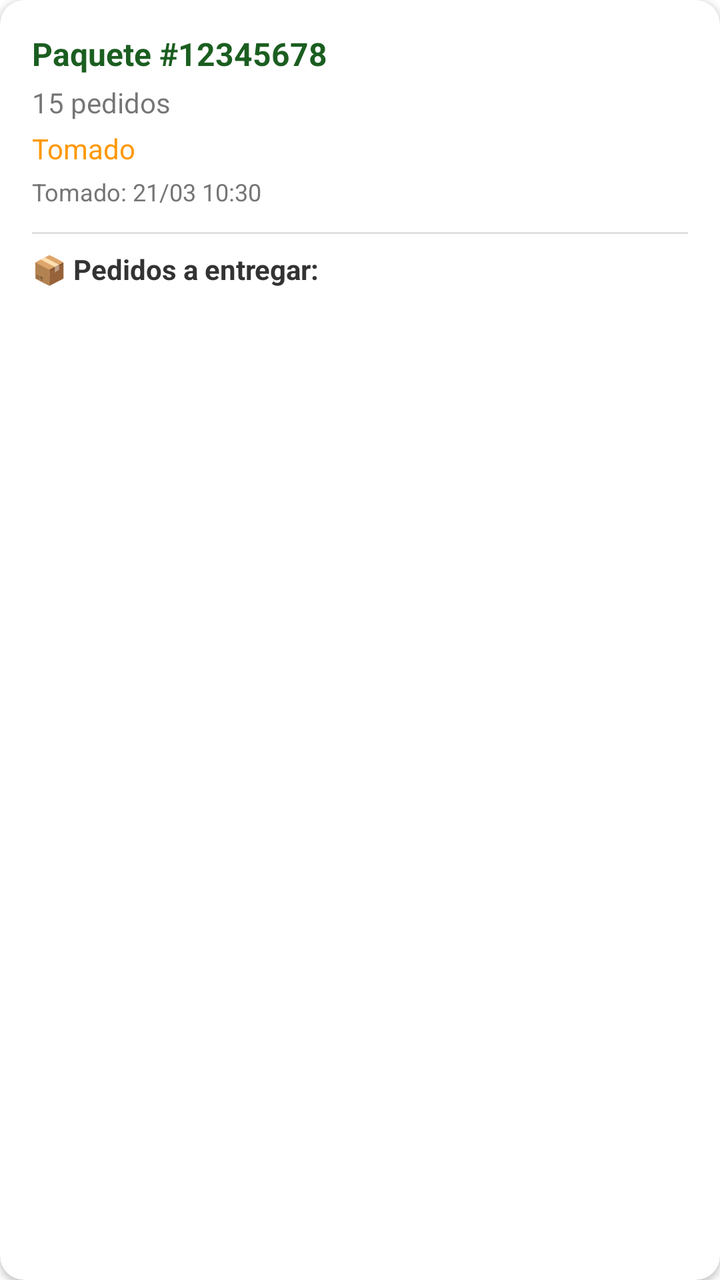
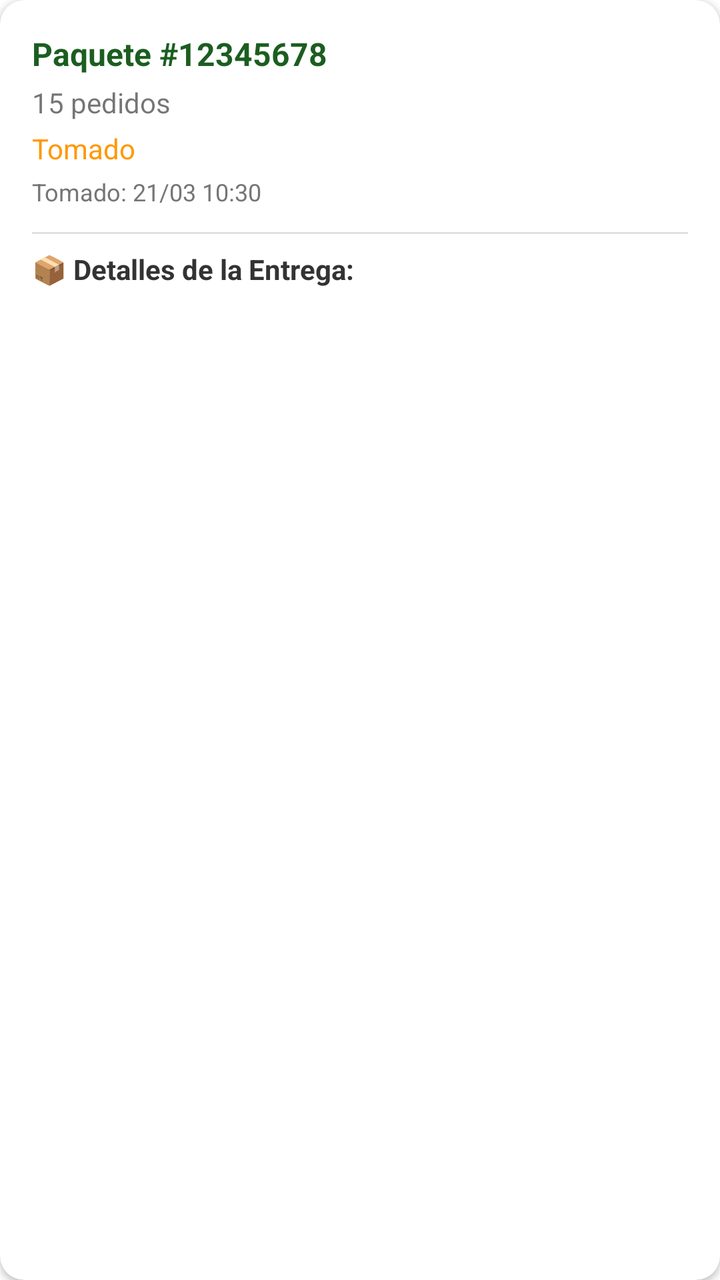

Two renders of the same Android screen: before a commit and after it. Below are the layout's source before the change and the commit's diff.
<!-- AndroidManifest.xml: application theme Theme.MaterialComponents.Light.NoActionBar -->
<!-- res/layout/item_my_package.xml -->
<?xml version="1.0" encoding="utf-8"?>
<androidx.cardview.widget.CardView xmlns:android="http://schemas.android.com/apk/res/android"
    xmlns:app="http://schemas.android.com/apk/res-auto"
    android:layout_width="match_parent"
    android:layout_height="wrap_content"
    android:layout_margin="8dp"
    app:cardCornerRadius="12dp"
    app:cardElevation="2dp">

    <LinearLayout
        android:layout_width="match_parent"
        android:layout_height="wrap_content"
        android:orientation="vertical"
        android:padding="16dp">

        
        <TextView
            android:id="@+id/tvPackageSize"
            android:layout_width="match_parent"
            android:layout_height="wrap_content"
            android:text="Paquete #12345678"
            android:textSize="16sp"
            android:textStyle="bold"
            android:textColor="#1B5E20" />

        <TextView
            android:id="@+id/tvOrdersCount"
            android:layout_width="match_parent"
            android:layout_height="wrap_content"
            android:text="15 pedidos"
            android:textSize="14sp"
            android:layout_marginTop="4dp" />

        <TextView
            android:id="@+id/tvStatus"
            android:layout_width="match_parent"
            android:layout_height="wrap_content"
            android:text="Tomado"
            android:textSize="14sp"
            android:layout_marginTop="4dp"
            android:textColor="#FF9800" />

        <TextView
            android:id="@+id/tvTakenAt"
            android:layout_width="match_parent"
            android:layout_height="wrap_content"
            android:text="Tomado: 21/03 10:30"
            android:textSize="12sp"
            android:textColor="#757575"
            android:layout_marginTop="4dp" />

        
        <View
            android:layout_width="match_parent"
            android:layout_height="1dp"
            android:background="#E0E0E0"
            android:layout_marginTop="12dp"
            android:layout_marginBottom="8dp" />

        
        <TextView
            android:layout_width="match_parent"
            android:layout_height="wrap_content"
            android:text="📦 Pedidos a entregar:"
            android:textSize="14sp"
            android:textStyle="bold"
            android:textColor="#333333" />

        
        <androidx.recyclerview.widget.RecyclerView
            android:id="@+id/rvOrdersInMyPackage"
            android:layout_width="match_parent"
            android:layout_height="wrap_content"
            android:layout_marginTop="8dp"
            android:nestedScrollingEnabled="false" />

    </LinearLayout>

</androidx.cardview.widget.CardView>
<!-- resources referenced by this layout -->
<resources>
  <style name="Theme.MaterialComponents.Light.NoActionBar" parent="Theme.MaterialComponents.Light">
          <item name="windowActionBar">false</item>
          <item name="windowNoTitle">true</item>
          <item name="colorPrimary">#2E7D32</item>
          <item name="colorPrimaryVariant">#1B5E20</item>
          <item name="colorAccent">#388E3C</item>
      </style>
</resources>

<!-- the commit's change to res/layout/item_my_package.xml (unified diff, before → after) -->
@@ -61,7 +61,7 @@
         <TextView
             android:layout_width="match_parent"
             android:layout_height="wrap_content"
-            android:text="📦 Pedidos a entregar:"
+            android:text="📦 Detalles de la Entrega:"
             android:textSize="14sp"
             android:textStyle="bold"
             android:textColor="#333333" />
